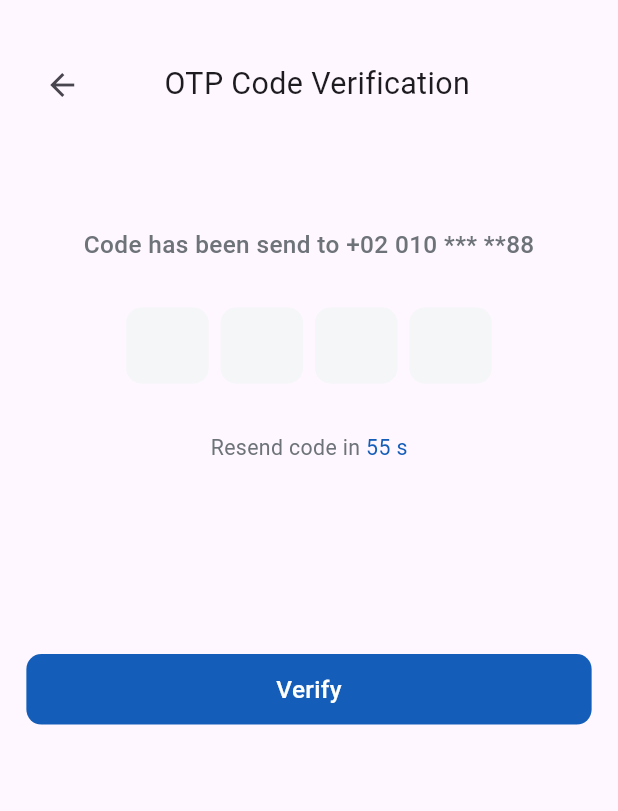
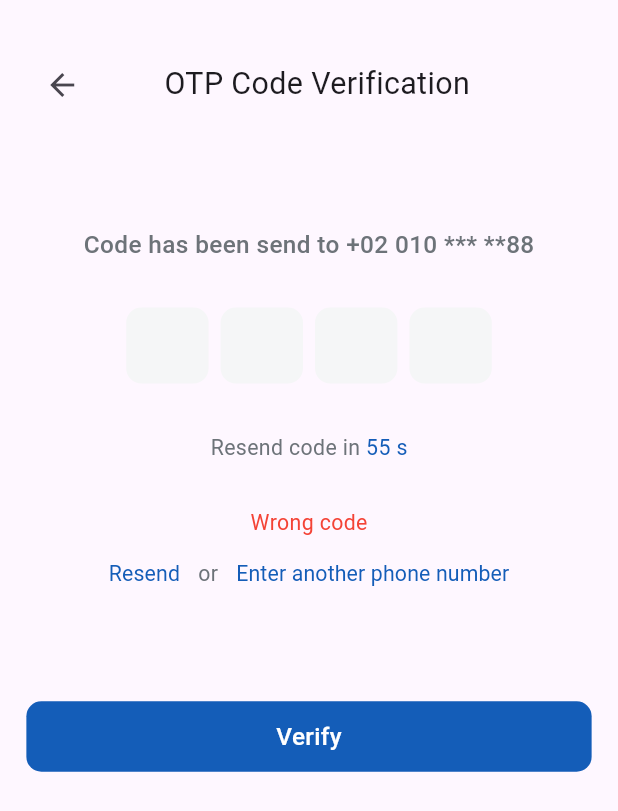
Before and after one commit to Huma-volve/Round-8-mobile-Cure-team1, a Flutter app: the OtpPage screen opened by its route, on a phone screen of 412 x 824 dp. Shown: the top 811 px of the screen. Run offline on Flutter 3.47's test engine with Material 3 defaults, Android fonts, the phone set to English and light mode, and no system bars; drawn by our look-alikes of pinput; our stand-ins replace cross_file, device_preview, flutter_bloc, flutter_screenutil, freezed_annotation, get_it and 7 more; accounts and stored records are empty; Roboto replaces fonts that are missing (Montserrat, georgia).

Commit message:
Finish ui auth

```diff
--- a/lib/core/extensions/context_extension.dart
+++ b/lib/core/extensions/context_extension.dart
@@ -1,6 +1,4 @@
-
 import 'package:flutter/material.dart';
-
 
 extension ContextExt on BuildContext {
   //Navigation
@@ -14,8 +12,10 @@ extension ContextExt on BuildContext {
         .pushReplacementNamed(routeName, arguments: arguments);
   }
 
-  Future<dynamic> pushNamedAndRemoveUntil(String routeName,
-      {Object? arguments,}) {
+  Future<dynamic> pushNamedAndRemoveUntil(
+    String routeName, {
+    Object? arguments,
+  }) {
     return Navigator.of(this)
         .pushNamedAndRemoveUntil(routeName, (route) => false);
   }
--- a/lib/features/auth/otp/presentation/pages/widgets/otp_view_body.dart
+++ b/lib/features/auth/otp/presentation/pages/widgets/otp_view_body.dart
@@ -25,8 +25,41 @@ class OtpViewBody extends StatelessWidget {
             style: AppTextStyles.styleMedium16,
           ),
           OtpItem(),
+          Column(
+            children: [
+              Text(
+                'Wrong code',
+                style: AppTextStyles.styleRegular14.copyWith(color: Colors.red),
+              ),
+              Row(
+                mainAxisAlignment: MainAxisAlignment.center,
+                children: [
+                  TextButton(
+                    onPressed: () {},
+                    child: Text(
+                      'Resend',
+                      style: AppTextStyles.styleRegular14
+                          .copyWith(color: ColorsLight.primaryColor),
+                    ),
+                  ),
+                  Text(
+                    'or',
+                    style: AppTextStyles.styleRegular14,
+                  ),
+                  TextButton(
+                    onPressed: () {},
+                    child: Text(
+                      'Enter another phone number',
+                      style: AppTextStyles.styleRegular14
+                          .copyWith(color: ColorsLight.primaryColor),
+                    ),
+                  ),
+                ],
+              )
+            ],
+          ),
           SizedBox(
-            height: 96.h,
+            height: 60.h,
           ),
           CustomeButton(
               text: 'Verify', color: ColorsLight.primaryColor, onTap: () {})
```
